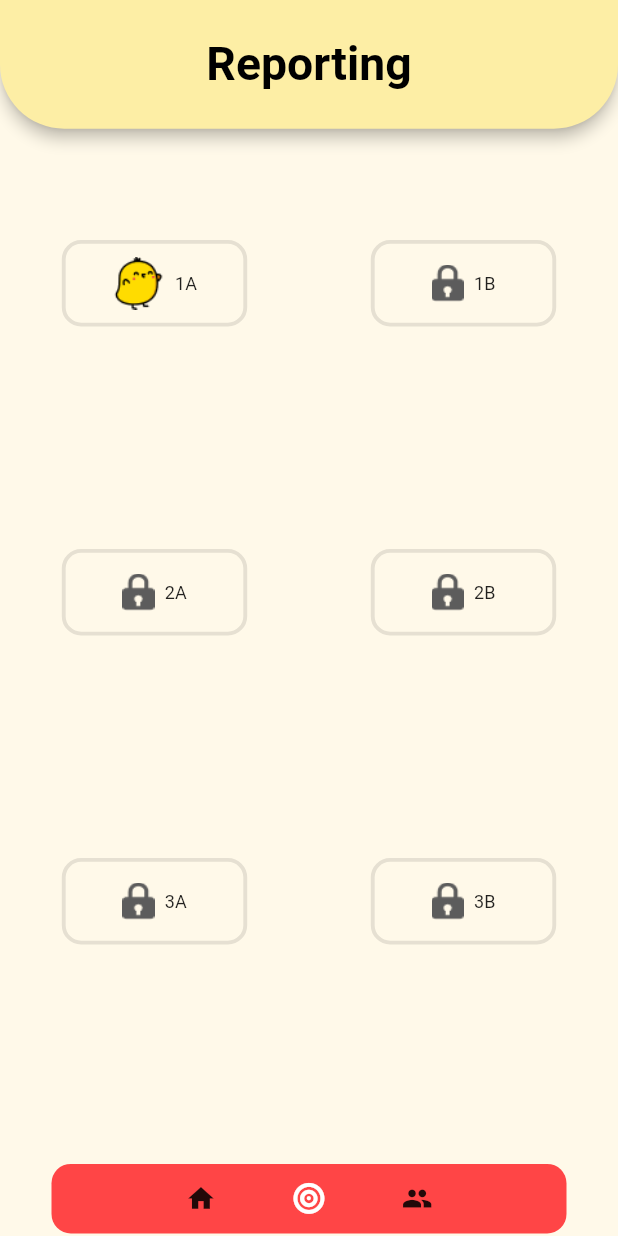
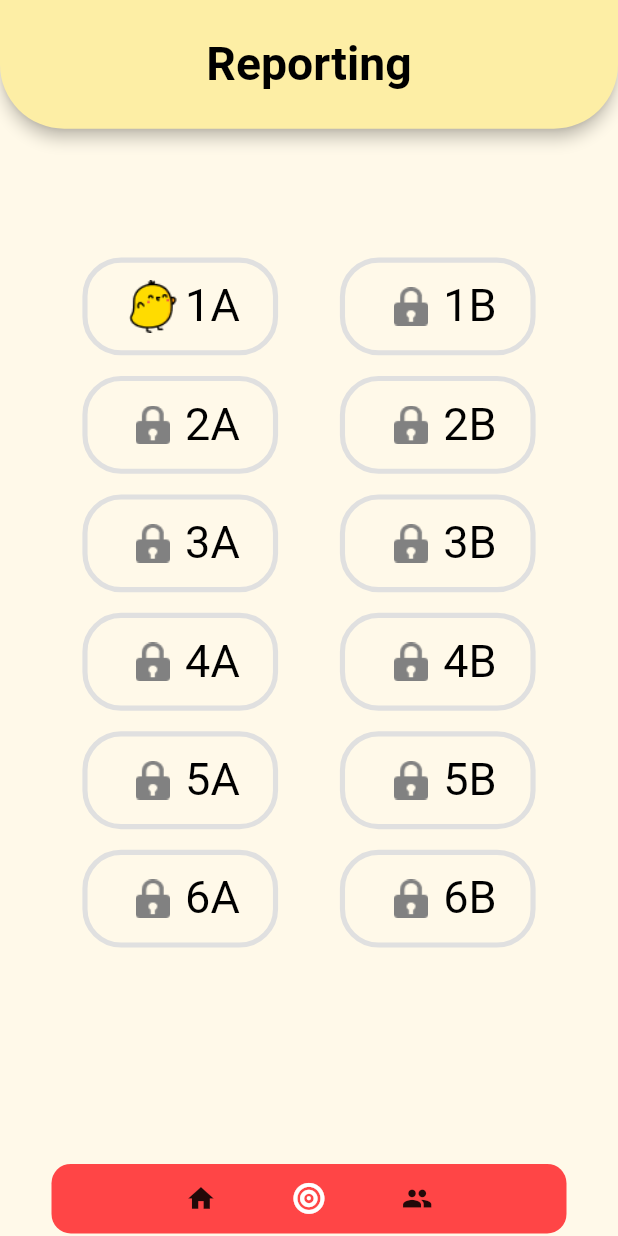
Before and after one commit to fleetimee/kurikara-divincarnate, a Flutter app: the ReportingPage screen opened by its route, on a phone screen of 412 x 824 dp. Run offline on Flutter 3.47's test engine with Material 2 defaults, Android fonts, the phone set to English and light mode, and no system bars; drawn by our look-alikes of dot_navigation_bar; our stand-ins replace flex_color_scheme, flutter_animate, flutter_form_builder, font_awesome_flutter, form_builder_validators, google_fonts and 2 more.

Commit message:
fix: reporting list

```diff
--- a/lib/data/reporting_data.dart
+++ b/lib/data/reporting_data.dart
@@ -1,13 +1,11 @@
 class ReportingData {
   final String classReporting;
-  final String numberReporting;
   final String imageUrl;
   final bool isUnlocked;
   final String routeName;
 
   ReportingData({
     required this.classReporting,
-    required this.numberReporting,
     required this.imageUrl,
     required this.isUnlocked,
     this.routeName = '',
@@ -16,77 +14,63 @@ class ReportingData {
 
 final List<ReportingData> reportingData = [
   ReportingData(
-    classReporting: 'A',
-    numberReporting: '1',
+    classReporting: '1A',
     imageUrl: 'assets/images/reporting1.png',
     routeName: '/reportingdetail',
     isUnlocked: true,
   ),
   ReportingData(
-    classReporting: 'B',
-    numberReporting: '1',
+    classReporting: '1B',
     imageUrl: 'assets/images/reporting2.png',
     isUnlocked: false,
   ),
   ReportingData(
-    classReporting: 'A',
-    numberReporting: '2',
+    classReporting: '2A',
     imageUrl: 'assets/images/reporting2.png',
     isUnlocked: false,
   ),
   ReportingData(
-    classReporting: 'B',
-    numberReporting: '2',
-    imageUrl: 'assets/images/reporting2.png',
-    isUnlocked: false,
-  ),
-
-
-  ReportingData(
-    classReporting: 'A',
-    numberReporting: '3',
+    classReporting: '2B',
     imageUrl: 'assets/images/reporting2.png',
     isUnlocked: false,
   ),
   ReportingData(
-    classReporting: 'B',
-    numberReporting: '3',
+    classReporting: '3A',
     imageUrl: 'assets/images/reporting2.png',
     isUnlocked: false,
   ),
   ReportingData(
-    classReporting: 'A',
-    numberReporting: '4',
+    classReporting: '3B',
     imageUrl: 'assets/images/reporting2.png',
     isUnlocked: false,
   ),
   ReportingData(
-    classReporting: 'B',
-    numberReporting: '4',
+    classReporting: '4A',
     imageUrl: 'assets/images/reporting2.png',
     isUnlocked: false,
   ),
   ReportingData(
-    classReporting: 'A',
-    numberReporting: '5',
+    classReporting: '4B',
     imageUrl: 'assets/images/reporting2.png',
     isUnlocked: false,
   ),
   ReportingData(
-    classReporting: 'B',
-    numberReporting: '5',
+    classReporting: '5A',
     imageUrl: 'assets/images/reporting2.png',
     isUnlocked: false,
   ),
   ReportingData(
-    classReporting: 'A',
-    numberReporting: '6',
+    classReporting: '5B',
     imageUrl: 'assets/images/reporting2.png',
     isUnlocked: false,
   ),
   ReportingData(
-    classReporting: 'B',
-    numberReporting: '6',
+    classReporting: '6A',
+    imageUrl: 'assets/images/reporting2.png',
+    isUnlocked: false,
+  ),
+  ReportingData(
+    classReporting: '6B',
     imageUrl: 'assets/images/reporting2.png',
     isUnlocked: false,
   ),
--- a/lib/screen/reporting/reporting_detail_ui.dart
+++ b/lib/screen/reporting/reporting_detail_ui.dart
@@ -10,7 +10,7 @@ class ReportingDetailPage extends StatelessWidget {
   Widget build(BuildContext context) {
     return Scaffold(
       appBar: AppBarReading(
-        title: 'Reporting Detail',
+        title: 'Reporting 1A',
         context: context,
       ),
       body: Container(
--- a/lib/screen/reporting/reporting_ui.dart
+++ b/lib/screen/reporting/reporting_ui.dart
@@ -1,9 +1,7 @@
 import 'package:flutter/material.dart';
-import 'package:huixinapp/app/const/color.dart';
+import 'package:huixinapp/data/reporting_data.dart';
 import 'package:huixinapp/widget/AppBar/appbar_style.dart';
-
-import '../../data/reporting_data.dart';
-import '../../widget/navigator_style.dart';
+import 'package:huixinapp/widget/navigator_style.dart';
 
 class ReportingPage extends StatelessWidget {
   const ReportingPage({super.key});
@@ -14,46 +12,73 @@ class ReportingPage extends StatelessWidget {
       appBar: AppBarDefault(
         title: "Reporting",
       ),
-      body: Container(
-        alignment: Alignment.center,
-        height: MediaQuery.of(context).size.height * 0.8,
-        child: GridView.count(
-          crossAxisCount: 2,
-          children: List.generate(12, (index) {
-            return Center(
-              child: GestureDetector(
-                onTap: () {
-                  reportingData[index].isUnlocked == true
-                      ? Navigator.pushNamed(
-                          context, reportingData[index].routeName)
-                      : null;
-                },
-                child: Container(
-                  height: MediaQuery.of(context).size.height * 0.07,
-                  width: MediaQuery.of(context).size.width * 0.3,
-                  decoration: BoxDecoration(
-                      borderRadius: BorderRadius.circular(15),
-                      border:
-                          Border.all(color: AppColors.borderform, width: 3)),
-                  child: Row(
+      body: Center(
+        child: Column(
           mainAxisAlignment: MainAxisAlignment.center,
           crossAxisAlignment: CrossAxisAlignment.center,
           children: [
+            const SizedBox(
+              height: 100,
+            ),
+            Expanded(
+              child: Padding(
+                padding: const EdgeInsets.symmetric(
+                  horizontal: 64,
+                ),
+                child: GridView.builder(
+                  gridDelegate: const SliverGridDelegateWithFixedCrossAxisCount(
+                    crossAxisCount: 2,
+                    childAspectRatio: 2,
+                    crossAxisSpacing: 48,
+                    mainAxisSpacing: 16,
+                  ),
+                  itemCount: reportingData.length,
+                  itemBuilder: (context, index) {
+                    return GestureDetector(
+                      onTap: () {
+                        if (reportingData[index].isUnlocked) {
+                          Navigator.pushNamed(
+                            context,
+                            reportingData[index].routeName,
+                          );
+                        }
+                      },
+                      child: Container(
+                          decoration: BoxDecoration(
+                            color: const Color(0xFFFFF9E9),
+                            borderRadius: BorderRadius.circular(30),
+                            border: Border.all(
+                              color: const Color(0xFFE0E0E0),
+                              width: 4,
+                            ),
+                          ),
+                          child: Center(
+                            child: Row(
+                              mainAxisAlignment: MainAxisAlignment.center,
+                              children: [
                                 Image.asset(
-                        reportingData[index].imageUrl,
+                                  reportingData[index].isUnlocked
+                                      ? reportingData[index].imageUrl
+                                      : 'assets/images/lock.png',
+                                  width: 50,
+                                  height: 50,
                                 ),
-                      const SizedBox(width: 8),
-                      Text(reportingData[index].numberReporting),
-                      const SizedBox(
-                        height: 8,
+                                Text(
+                                  reportingData[index].classReporting,
+                                  style: const TextStyle(
+                                    fontSize: 35,
+                                    color: Colors.black,
                                   ),
-                      Text(reportingData[index].classReporting),
+                                ),
                               ],
+                            ),
+                          )),
+                    );
+                  },
                 ),
               ),
             ),
-            );
-          }),
+          ],
         ),
       ),
       bottomNavigationBar: const NavigatorBar(
```
Lines whose indentation alone changed are shown as unchanged.
